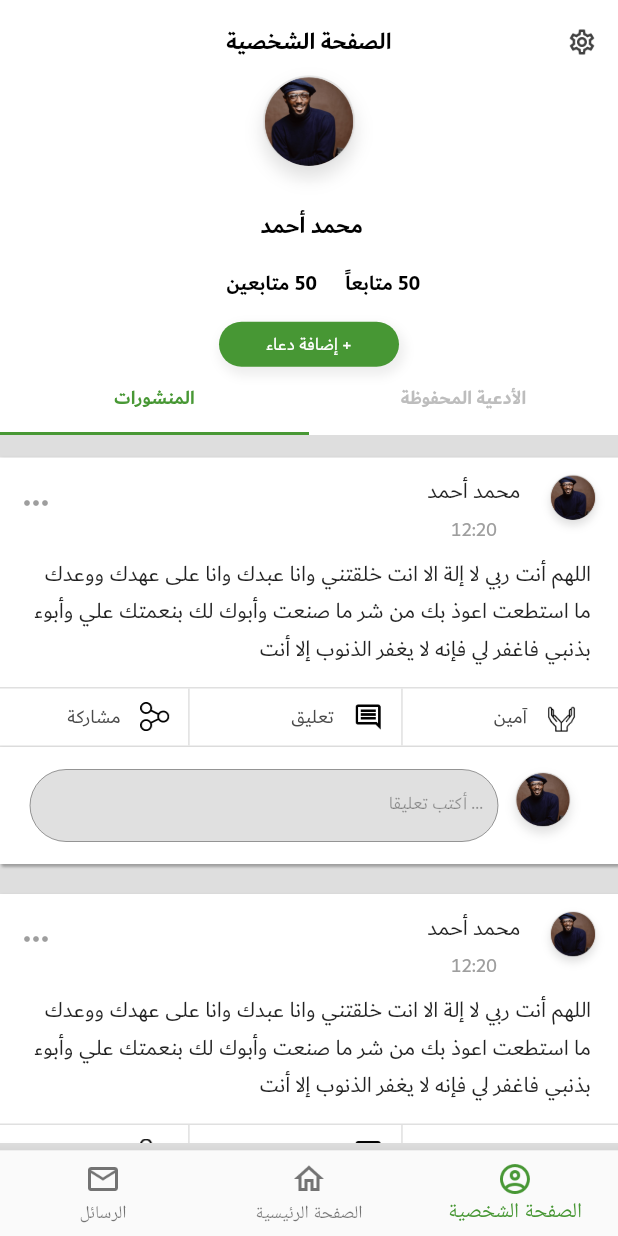
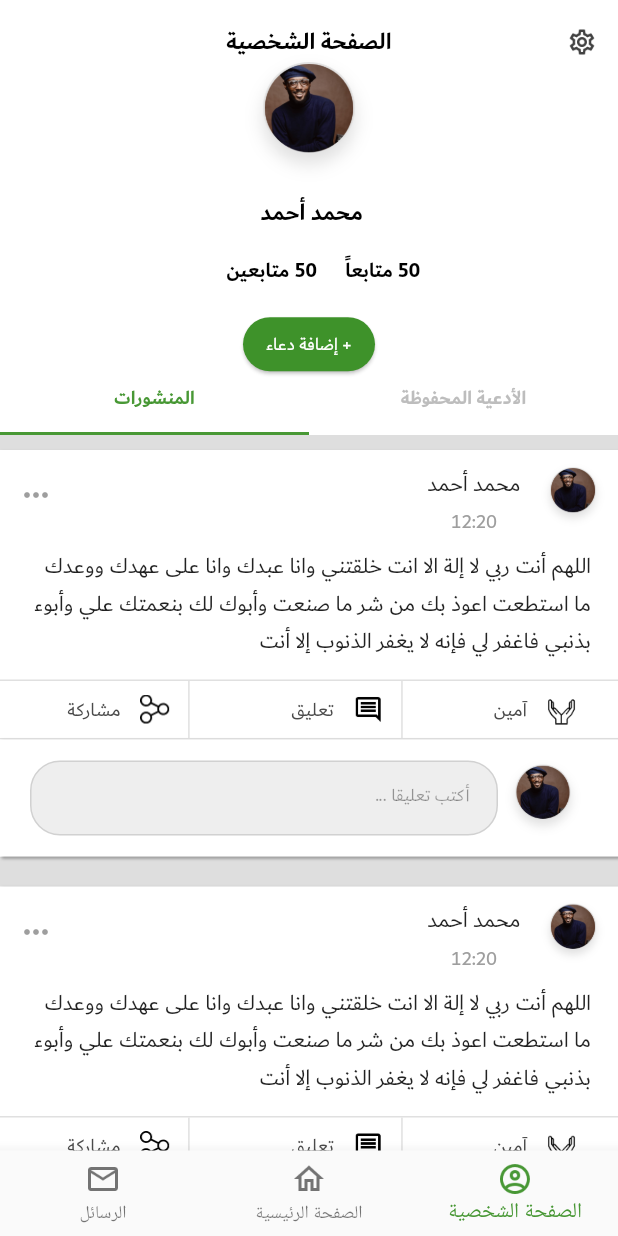
Before and after one commit to Youssefguba/Ameen, a Flutter app: the screen it shows after launch, item 3 of the bottom bar chosen, on a phone screen of 412 x 824 dp. Run offline on Flutter 3.47's test engine with Material 2 defaults, Android fonts, the phone set to English and light mode, and no system bars.

Commit message:
Create a Widget file for Post & Home Screen for Handle Navigation of Screens & Made many changes in User Profile Screen

```diff
--- a/lib/helpers/ui/app_color.dart
+++ b/lib/helpers/ui/app_color.dart
@@ -8,7 +8,7 @@ const cFacebookColor = Color.fromRGBO(59, 89, 152, 1);
 const cTextColor = Color(0xFF4A4A4A);
 
 
-const MaterialColor green = const MaterialColor(0xFF54C5E6, const <int, Color>{
+const MaterialColor green = const MaterialColor(0xFF3E922A, const <int, Color>{
   10: const Color(0x0D3E922A),
   50: const Color(0x263E922A),
   100: const Color(0x403E922A),
--- a/lib/main.dart
+++ b/lib/main.dart
@@ -1,6 +1,7 @@
 import 'package:ameen/helpers/ui/app_color.dart';
 import 'package:ameen/ui/Screens/chat_page.dart';
 import 'package:ameen/ui/Screens/contacts_list.dart';
+import 'package:ameen/ui/Screens/create_post.dart';
 import 'package:ameen/ui/Screens/home.dart';
 import 'package:flutter/material.dart';
 import 'package:flutter/services.dart';
--- a/lib/ui/Screens/user_profile.dart
+++ b/lib/ui/Screens/user_profile.dart
@@ -1,5 +1,6 @@
 import 'package:ameen/blocs/models/choice.dart';
 import 'package:ameen/helpers/ui/app_color.dart' as myColors;
+import 'package:ameen/ui/Screens/create_post.dart';
 import 'package:ameen/ui/widgets/post_widgets/post_widget.dart';
 import 'package:ameen/ui/widgets/profile_app_bar.dart';
 import 'package:flutter/material.dart';
@@ -13,8 +14,9 @@ class _UserProfileState extends State<UserProfile> {
   @override
   Widget build(BuildContext context) {
     return MaterialApp(
+      debugShowCheckedModeBanner: false,
       home: Scaffold(
-        backgroundColor: Color.fromRGBO(222, 222, 222, 1),
+        backgroundColor: myColors.cBackground,
         body: DefaultTabController(
           length: 2,
           child: NestedScrollView(
@@ -23,11 +25,7 @@ class _UserProfileState extends State<UserProfile> {
                 _sliverAppBar(),
               ];
             },
-            body: TabBarView(
-              children: choices.map((Choice choice) {
-                return Padding(
-                  padding: const EdgeInsets.symmetric(vertical: 5.0),
-                  child: ListView(
+            body: ListView(
                   children: <Widget>[
                     PostWidget(
                       name: "محمد أحمد",
@@ -52,15 +50,16 @@ class _UserProfileState extends State<UserProfile> {
                     ),
                   ],
                 ),
-                );
-              }).toList(),
-            ),
           ),
         ),
       ),
     );
   }
 
+  /*
+  * This Widget is Represent the AppBar of User Profile Screen
+  * Y.G
+  * */
   Widget _sliverAppBar() {
     return SliverAppBar(
       backgroundColor: Colors.white,
@@ -110,6 +109,7 @@ class _UserProfileState extends State<UserProfile> {
             AssetImage("assets/images/settings.png"),
             size: 20,
             color: Colors.grey[800],
+
           ),
         ),
       ],
--- a/lib/ui/widgets/custom_app_bar.dart
+++ b/lib/ui/widgets/custom_app_bar.dart
@@ -1,6 +1,9 @@
 import 'package:ameen/helpers/ui/app_color.dart' as myColors;
 import 'package:flutter/material.dart';
 
+/*
+* This is the Customized Appbar in Home Screen (NewsFeed)
+* */
 
 Widget CustomAppBar() {
   return AppBar(
--- /dev/null
+++ b/lib/ui/widgets/news_feed_widgets/add_new_post_widget.dart
@@ -0,0 +1,71 @@
+import 'package:ameen/helpers/ui/app_color.dart' as myColors;
+import 'package:ameen/ui/Screens/create_post.dart';
+import 'package:flutter/material.dart';
+import 'package:flutter/widgets.dart';
+
+
+
+/// This Class to represent the Widget of Adding Post Rectangle beside the Profile Picture
+/// of the user and *Redirect* him to Creating Post Screen..
+///                           Y.G
+
+class AddNewPostWidget extends StatelessWidget {
+  final String hintText;
+  final Color color;
+  AddNewPostWidget(this.hintText, this.color);
+
+  @override
+  Widget build(BuildContext context) {
+    return Container(
+      padding: EdgeInsets.symmetric(horizontal: 20.0, vertical: 9.0),
+      decoration: BoxDecoration(
+        color: Colors.white,
+        boxShadow: [
+          BoxShadow(
+            color: Colors.grey.withOpacity(1.0),
+            blurRadius: 1.0, // has the effect of softening the shadow
+            offset: new Offset(1.0, 1.0),
+          ),
+        ],
+      ),
+
+      child: Row(
+        children: <Widget>[
+          Expanded(
+              child:InkWell(
+                onTap:() { /* When Tapped on Container Redirect User to Creating Post Screen to Write post  */
+                  Navigator.push(
+                    context,
+                    MaterialPageRoute(
+                      builder: (context) => CreatePost(),
+                    ),
+                  );
+                },
+                child: Container(
+                  padding: EdgeInsets.all(18),
+                  height: 50,
+                  decoration: BoxDecoration(
+                    color: Colors.grey[200],
+                    borderRadius: BorderRadius.circular(20.0),
+                    border: Border.all(color: Colors.black12)
+                    ),
+                  child: Text(
+                    hintText,
+                    style: TextStyle(fontFamily: 'Dubai', fontSize: 12, height: 1.0, color: Colors.black38),
+                    textAlign: TextAlign.right,
+                    textDirection: TextDirection.rtl,
+
+                  ),
+                  ),
+                ),
+              ),
+          Image(
+            image: AssetImage('assets/images/person_test.png'),
+            height: 60,
+            width: 60,
+          ),
+        ],
+      ),
+    );
+  }
+}
--- a/lib/ui/widgets/news_feed_widgets/create_post_or_comment_widget.dart
+++ /dev/null
@@ -1,53 +0,0 @@
-import 'package:ameen/helpers/ui/app_color.dart';
-import 'package:flutter/material.dart';
-import 'package:flutter/widgets.dart';
-
-class CreatePostOrComment extends StatelessWidget {
-  final String hintText;
-  final Color color;
-  CreatePostOrComment(this.hintText, this.color);
-
-  @override
-  Widget build(BuildContext context) {
-    return Container(
-      padding: EdgeInsets.symmetric(horizontal: 20.0, vertical: 9.0),
-      decoration: BoxDecoration(
-        color: Colors.white,
-        boxShadow: [
-          BoxShadow(
-            color: Colors.grey.withOpacity(1.0),
-            blurRadius: 1.0, // has the effect of softening the shadow
-            offset: new Offset(1.0, 1.0),
-          ),
-        ],
-      ),
-      child: Row(
-        children: <Widget>[
-          Flexible(
-            child: TextField(
-                textAlign: TextAlign.right,
-                textDirection: TextDirection.rtl,
-                showCursor: false,
-                style: TextStyle(fontFamily: 'Dubai', fontSize: 12, height: 1.0),
-                readOnly: true,
-                decoration: InputDecoration(
-                  fillColor: color,
-                  filled: true,
-                  hintText: hintText,
-                  contentPadding: EdgeInsets.all(10.0),
-                  enabled: false,
-                  border: OutlineInputBorder(
-                    borderRadius: BorderRadius.all(Radius.circular(25.0)),
-                  ),
-                )),
-          ),
-          Image(
-            image: AssetImage('assets/images/person_test.png'),
-            height: 60,
-            width: 60,
-          ),
-        ],
-      ),
-    );
-  }
-}
--- a/lib/ui/widgets/post_widgets/post_widget.dart
+++ b/lib/ui/widgets/post_widgets/post_widget.dart
@@ -1,10 +1,10 @@
-import 'package:ameen/ui/widgets/news_feed_widgets/create_post_or_comment_widget.dart';
-import 'package:ameen/ui/widgets/post_widgets/head_of_post.dart';
+import 'package:ameen/ui/widgets/news_feed_widgets/add_new_post_widget.dart';
 import 'package:ameen/ui/widgets/post_widgets/reactions_button_row.dart';
 import 'package:flutter/material.dart';
 
 /*
 * This class represent the UI of Post and every thing related with it..
+* Y.G
 * */
 class PostWidget extends StatefulWidget {
   final String name;
@@ -117,7 +117,7 @@ class _PostWidgetState extends State<PostWidget> {
           * The End of Reaction Buttons Row
           * */
 
-          CreatePostOrComment("أكتب تعليقا ...", Colors.grey[300]),
+          AddNewPostWidget("أكتب تعليقا ...", Colors.grey[300]),
         ],
       ),
     );
--- a/lib/ui/widgets/profile_app_bar.dart
+++ b/lib/ui/widgets/profile_app_bar.dart
@@ -1,5 +1,6 @@
 import 'package:ameen/blocs/models/choice.dart';
-import 'package:ameen/helpers/ui/app_color.dart';
+import 'package:ameen/helpers/ui/app_color.dart' as myColors;
+import 'package:ameen/ui/Screens/create_post.dart';
 import 'package:ameen/ui/widgets/choice_card.dart';
 import 'package:flutter/cupertino.dart';
 import 'package:flutter/material.dart';
@@ -46,28 +47,31 @@ class ProfileAppBar extends StatelessWidget {
     );
   }
 
-  Widget _addDoaaButton(BuildContext buildContext) {
-    return Center(
-      child: Container(
-        width: 120,
-        padding: EdgeInsets.symmetric(vertical: 5),
-        alignment: Alignment.center,
-        decoration: BoxDecoration(
-          color: cGreen,
-          borderRadius: BorderRadius.all(Radius.circular(30)),
-          boxShadow: <BoxShadow>[
-            BoxShadow(
-                color: Colors.grey.shade200,
-                offset: Offset(2, 4),
-                blurRadius: 5,
-                spreadRadius: 2)
-          ],
+  Widget _addDoaaButton(BuildContext context) {
+    return RaisedButton(
+      onPressed: (){
+        Navigator.push(
+          context,
+          MaterialPageRoute(
+            builder: (context) => CreatePost(),
           ),
+        );
+      },
+      color: myColors.green[900],
+      padding: EdgeInsets.all(5),
+      elevation: 1.0,
+      hoverColor: Colors.white,
+      textColor: Colors.white,
+      disabledColor: myColors.green,
+      splashColor: Colors.white,
+      shape: RoundedRectangleBorder(
+        borderRadius: new BorderRadius.circular(18.0),
+      ),
+      animationDuration: Duration(seconds: 2),
       child: Text(
         "إضافة دعاء +",
         style:
             TextStyle(fontSize: 12, color: Colors.white, fontFamily: 'Dubai'),
-        ),
       ),
     );
   }
@@ -105,11 +109,9 @@ class ProfileAppBar extends StatelessWidget {
   }
 
   // The Line that divide between Add Doaa and Posts and Saved Doaa..
-  Widget _horizontalLine() =>
-     Container(
+  Widget _horizontalLine() => Container(
         height: 1.0,
         margin: EdgeInsets.symmetric(vertical: 10),
         color: Colors.grey.shade300,
       );
-
 }
```
Also changed, not shown: lib/ui/Screens/contacts_list.dart (+0 -16 lines), lib/ui/Screens/create_post.dart (added, +75 -0 lines), lib/ui/Screens/news_feed.dart (+3 -112 lines). Lines whose indentation alone changed are shown as unchanged.
